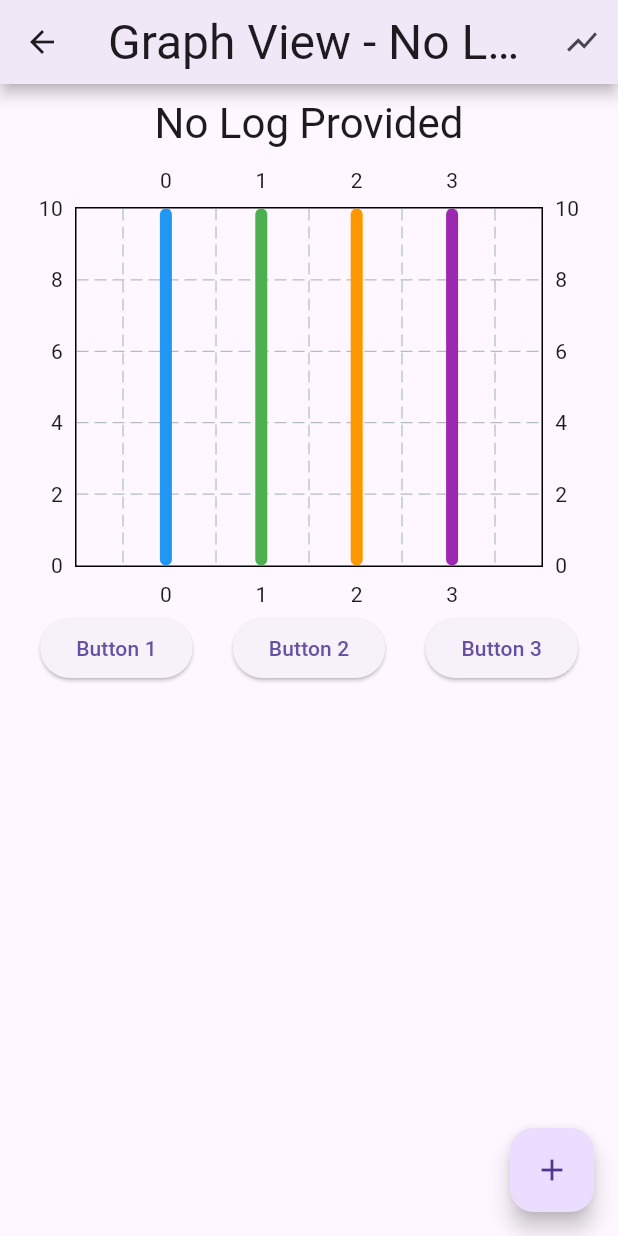
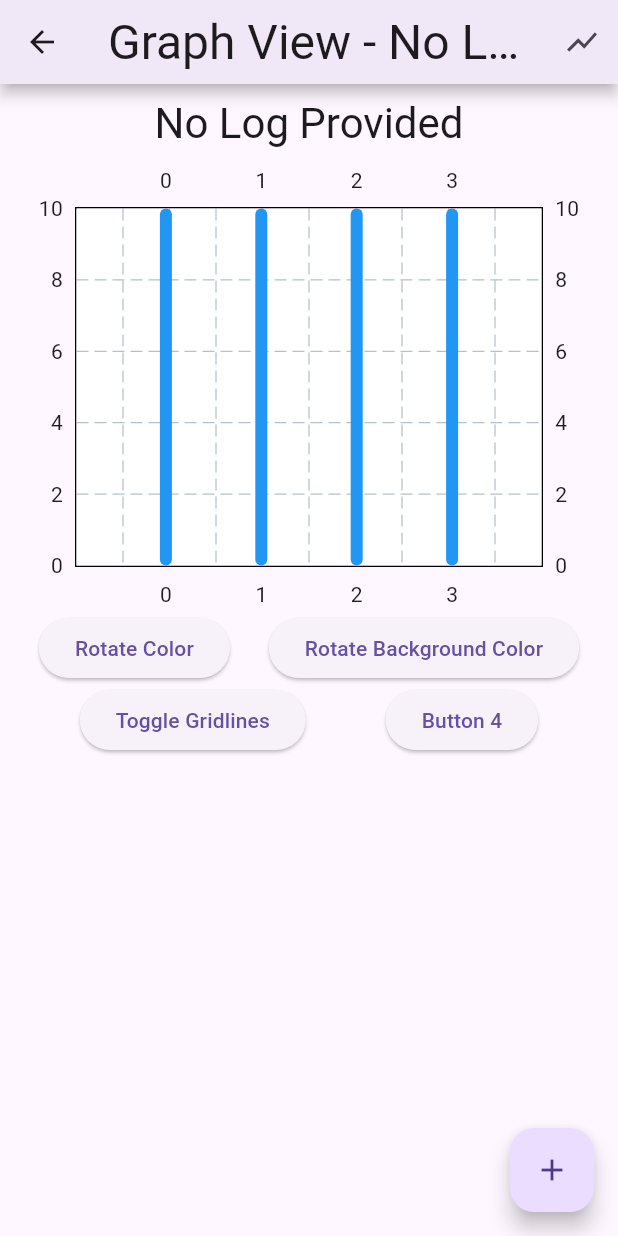
Before and after one commit to NateWright/log_it, a Flutter app: the GraphView screen opened by its route, on a phone screen of 412 x 824 dp. Run offline on Flutter 3.47's test engine with Material 3 defaults, Android fonts, the phone set to English and light mode, and no system bars; drawn by our look-alikes of fl_chart; our stand-ins replace flutter_local_notifications, sqflite, sqflite_common_ffi, timezone; missing offline and left inert: no_context_navigation; accounts and stored records are empty; generated files the repository leaves out were written again; statements that could not run were skipped.

Commit message:
Added Graph Customization
Added some buttons to change colors and gridlines, more to come.  Still havent figured out handling the data...

```diff
--- a/lib/src/log_feature/LogView/graph_view.dart
+++ b/lib/src/log_feature/LogView/graph_view.dart
@@ -23,6 +23,9 @@ class GraphView extends StatefulWidget {
 
 class GraphViewState extends State<GraphView> {
    bool isBarGraph = true; // Set to false for line graph
+   bool showGridLines = true;
+   Color graphColor = Colors.blue;
+   Color graphBackgroundColor = Colors.white;
 
   @override
   Widget build(BuildContext context) {
@@ -69,37 +72,40 @@ class GraphViewState extends State<GraphView> {
               child: isBarGraph ?
                  BarChart(
                     BarChartData(
+                      backgroundColor: graphBackgroundColor,
                       barGroups: [
                         BarChartGroupData(x: 0, barsSpace: 8, barRods: [
                           BarChartRodData(
                             toY: 10,
-                            color: Colors.blue,
+                            color: graphColor,
                           ),
                         ]),
                         BarChartGroupData(x: 1, barsSpace: 8, barRods: [
                           BarChartRodData(
                             toY: 10,
-                            color: Colors.green,
+                            color: graphColor,
                           ),
                         ]),
                         BarChartGroupData(x: 2, barsSpace: 8, barRods: [
                           BarChartRodData(
                             toY: 10,
-                            color: Colors.orange,
+                            color: graphColor,
                           ),
                         ]),
                         BarChartGroupData(x: 3, barsSpace: 8, barRods: [
                           BarChartRodData(
                             toY: 10,
-                            color: Colors.purple,
+                            color: graphColor,
                           ),
                         ]),
                       ],
+                      gridData: FlGridData(show: showGridLines),
                     ),
                   )
                 : LineChart(
                     LineChartData(
                       titlesData: FlTitlesData(show: true),
+                      backgroundColor: graphBackgroundColor,
                       lineBarsData: [
                         LineChartBarData(
                           spots: [
@@ -108,37 +114,57 @@ class GraphViewState extends State<GraphView> {
                             FlSpot(2, 7),
                             FlSpot(3, 4),
                           ],
-                          color: Colors.red,
+                          color: graphColor,
                         ),
                       ],
+                      gridData: FlGridData(show: showGridLines),
                     ),
                   ),
             ),
              Row(
                 mainAxisAlignment: MainAxisAlignment.spaceEvenly,
                 children: [
+                 ElevatedButton(
+                    onPressed: () {
+                      setState(() {
+                        // Rotate through a predefined set of colors
+                        graphColor = _getNextColor(graphColor);
+                      });
+                    },
+                    child: Text('Rotate Color'),
+                  ),
                   ElevatedButton(
                     onPressed: () {
-                      // Placeholder implementation
-                      print('Button 1 Pressed');
+                      setState(() {
+                        // Rotate through a predefined set of background colors
+                        graphBackgroundColor =
+                            _getNextBackgroundColor(graphBackgroundColor);
+                      });
                     },
-                    child: Text('Button 1'),
+                    child: Text('Rotate Background Color'),
+                  ),
+                ],
+             ),
+             Row(
+                mainAxisAlignment: MainAxisAlignment.spaceEvenly,
+                children: [
+                  ElevatedButton(
+                   onPressed: () {
+                      setState(() {
+                        // Toggle gridlines
+                        showGridLines = !showGridLines;
+                      });
+                    },
+                    child: Text('Toggle Gridlines'),
                   ),
                   ElevatedButton(
                     onPressed: () {
                       // Placeholder implementation
-                      print('Button 2 Pressed');
+                      print('Button 4 Pressed');
                     },
-                    child: Text('Button 2'),
+                    child: Text('Button 4'),
                   ),
-                  ElevatedButton(
-                    onPressed: () {
-                      // Placeholder implementation
-                      print('Button 3 Pressed');
-                    },
-                    child: Text('Button 3'),
-                  ),
-          ],
+              ],
         ),
       ],
       ),
@@ -154,3 +180,33 @@ class GraphViewState extends State<GraphView> {
     );
   }
 }
+
+ Color _getNextColor(Color currentColor) {
+    List<Color> availableColors = [
+      Colors.red,
+      Colors.green,
+      Colors.blue,
+      Colors.orange,
+      Colors.yellow,
+      Colors.purple,
+    ];
+
+    int currentIndex = availableColors.indexOf(currentColor);
+    int nextIndex = (currentIndex + 1) % availableColors.length;
+
+    return availableColors[nextIndex];
+}
+Color _getNextBackgroundColor(Color currentColor) {
+    // Predefined set of background colors
+    List<Color> availableBackgroundColors = [
+      Colors.white,
+      Colors.grey,
+      Colors.black,
+      Colors.blueGrey,
+      Colors.teal,
+    ];
+    int currentIndex = availableBackgroundColors.indexOf(currentColor);
+    int nextIndex = (currentIndex + 1) % availableBackgroundColors.length;
+
+    return availableBackgroundColors[nextIndex];
+}
```
Also changed, not shown: lib/src/log_feature/LogView/log_view.dart (+28 -0 lines).
